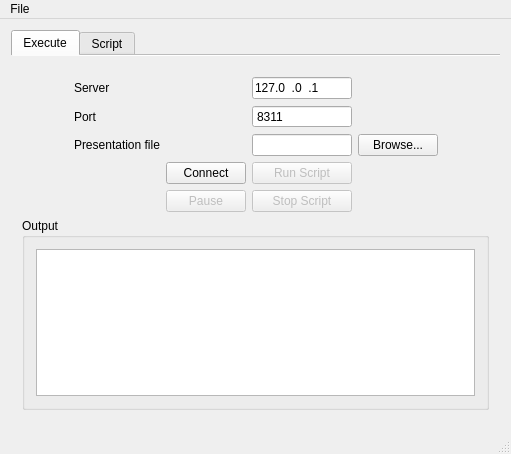
First picture: the form in client/RoboTutorClient/RoboTutorClient.ui, repository jettan/robotutor, before the edit.
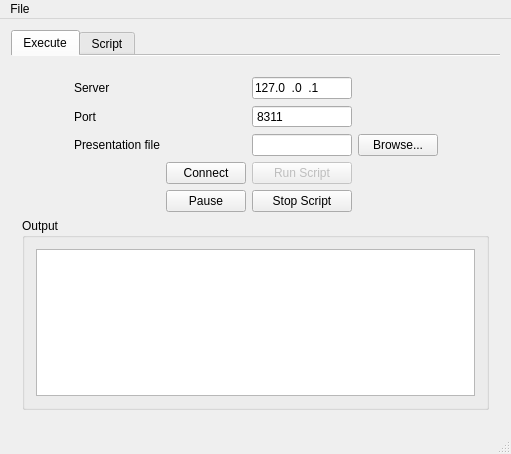
Second picture: the form after the edit. Custom widgets are drawn as their Qt base class.

What changed in the file:
```diff
--- a/client/RoboTutorClient/RoboTutorClient.ui
+++ b/client/RoboTutorClient/RoboTutorClient.ui
@@ -183,9 +183,6 @@
           </item>
           <item row="4" column="3">
            <widget class="QPushButton" name="stopButton">
-            <property name="enabled">
-             <bool>false</bool>
-            </property>
             <property name="text">
              <string>Stop Script</string>
             </property>
@@ -193,9 +190,6 @@
           </item>
           <item row="4" column="2">
            <widget class="QPushButton" name="pauseButton">
-            <property name="enabled">
-             <bool>false</bool>
-            </property>
             <property name="text">
              <string>Pause</string>
             </property>
```
